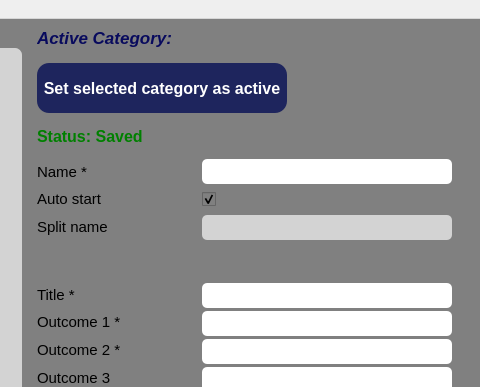
Above: ui/manager.ui from rayer456/electrobot before the change; both pictures show x 420 to 900 and y 0 to 387 of the 900 by 715 pixel window. Below: the same form after it.
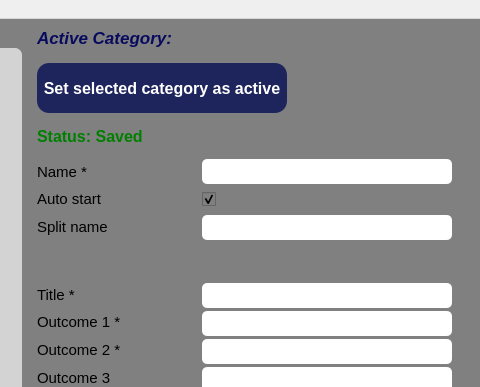
That is the form after the change.

Commit message: Able to change split name

```diff
--- a/ui/manager.ui
+++ b/ui/manager.ui
@@ -984,12 +984,10 @@
                <string/>
               </property>
               <property name="styleSheet">
-               <string notr="true">QLineEdit{
-	background: lightgray;
-}</string>
+               <string notr="true"/>
               </property>
               <property name="readOnly">
-               <bool>true</bool>
+               <bool>false</bool>
               </property>
              </widget>
             </item>
```
Left out of the diff: 4 changed lines with no effect on the pictures. The commit also changes 2 other files.
